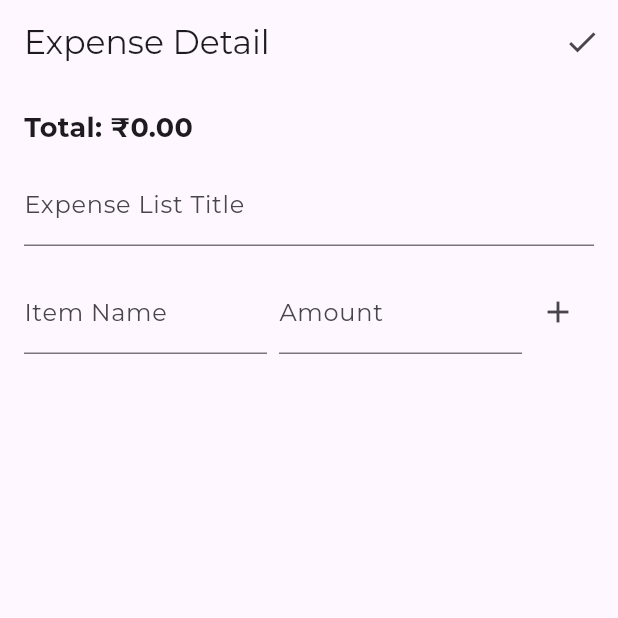
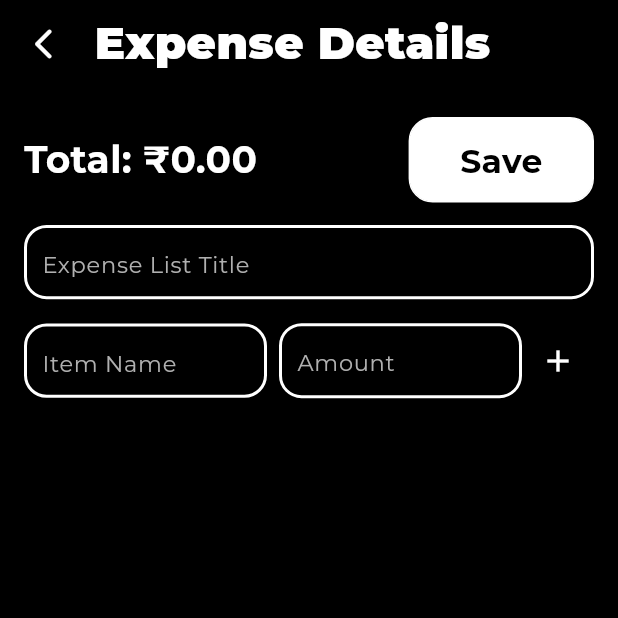
Before and after one commit to sahilsinnarkar/hey_champ, a Flutter app: the ExpenseDetailScreen screen opened by its route, on a phone screen of 412 x 824 dp, the top half of it. Run offline on Flutter 3.47's test engine with Material 3 defaults, Android fonts, the phone set to English and light mode, and no system bars; our stand-ins replace firebase_auth, firebase_core, fl_chart, flutter_colorpicker, flutter_dotenv, flutter_local_notifications and 9 more; accounts and stored records are empty.

Commit message:
UI update

```diff
--- a/lib/common/widgets/my_textfield.dart
+++ b/lib/common/widgets/my_textfield.dart
@@ -1,18 +1,21 @@
 import 'package:flutter/material.dart';
 import '../../core/constants/color_constants.dart';
 
+// ignore: must_be_immutable
 class MyTextField extends StatelessWidget {
   final TextEditingController controller;
   final String hintText;
   final double height;
   final void Function(String)? onSubmitted;
+  TextInputType keyboardType;
 
-  const MyTextField({
+  MyTextField({
     super.key,
     required this.controller,
     required this.hintText,
     this.height = 50,
     this.onSubmitted,
+    this.keyboardType = TextInputType.text,
   });
 
   @override
--- a/lib/features/expenses/presentation/expense_detail_screen.dart
+++ b/lib/features/expenses/presentation/expense_detail_screen.dart
@@ -1,4 +1,8 @@
 import 'package:flutter/material.dart';
+import 'package:hey_champ_app/common/widgets/my_button.dart';
+import 'package:hey_champ_app/common/widgets/my_textfield.dart';
+import 'package:hey_champ_app/common/widgets/screen_name.dart';
+import 'package:hey_champ_app/core/constants/color_constants.dart';
 import 'package:hey_champ_app/features/expenses/application/expenses_controller.dart';
 import 'package:hey_champ_app/features/expenses/application/expenses_model.dart';
 import 'package:provider/provider.dart';
@@ -57,48 +61,73 @@ class _ExpenseDetailScreenState extends State<ExpenseDetailScreen> {
   @override
   Widget build(BuildContext context) {
     final total = _items.fold(0.0, (sum, item) => sum + item.amount);
+    final w = MediaQuery.of(context).size.width;
+    final h = MediaQuery.of(context).size.height;
 
-    return Scaffold(
-      appBar: AppBar(
-        title: const Text('Expense Detail'),
-        actions: [
-          IconButton(icon: const Icon(Icons.check), onPressed: _saveList),
-        ],
-      ),
-      body: Padding(
-        padding: const EdgeInsets.all(16),
+    return SafeArea(
+      child: Scaffold(
+        backgroundColor: AppColors.background,
+        body: Column(
+          children: [
+            ScreenName(name: "Expense Details"),
+            Expanded(
+              child: Padding(
+                padding: const EdgeInsets.only(left: 16, right: 16, bottom: 8),
                 child: Column(
                   crossAxisAlignment: CrossAxisAlignment.start,
                   children: [
+                    Row(
+                      mainAxisAlignment: MainAxisAlignment.spaceBetween,
+                      children: [
                         Text(
                           'Total: ₹${total.toStringAsFixed(2)}',
-              style: const TextStyle(fontSize: 18, fontWeight: FontWeight.bold),
+                          style: const TextStyle(
+                            fontSize: 25,
+                            fontWeight: FontWeight.bold,
+                            color: AppColors.primaryText,
                           ),
-            const SizedBox(height: 10),
-            TextField(
+                        ),
+                        const SizedBox(width: 15),
+                        MyButton(
+                          text: "Save",
+                          onPressed: _saveList,
+                          width: w * 0.3,
+                          height: h * 0.05,
+                        ),
+                      ],
+                    ),
+                    const SizedBox(height: 15),
+                    MyTextField(
                       controller: _titleController,
-              decoration: const InputDecoration(
-                labelText: 'Expense List Title',
-              ),
+                      hintText: "Expense List Title",
+                      height: h * 0.06,
                     ),
                     const SizedBox(height: 16),
                     Row(
                       children: [
                         Expanded(
-                  child: TextField(
+                          child: MyTextField(
                             controller: _nameController,
-                    decoration: const InputDecoration(labelText: 'Item Name'),
+                            hintText: 'Item Name',
+                            height: h * 0.06,
                           ),
                         ),
                         const SizedBox(width: 8),
                         Expanded(
-                  child: TextField(
+                          child: MyTextField(
                             controller: _amountController,
                             keyboardType: TextInputType.number,
-                    decoration: const InputDecoration(labelText: 'Amount'),
+                            hintText: "Amount",
                           ),
                         ),
-                IconButton(icon: const Icon(Icons.add), onPressed: _addItem),
+                        IconButton(
+                          color: AppColors.primaryText,
+                          icon: const Icon(
+                            Icons.add,
+                            // color: AppColors.background,
+                          ),
+                          onPressed: _addItem,
+                        ),
                       ],
                     ),
                     const SizedBox(height: 20),
@@ -108,10 +137,26 @@ class _ExpenseDetailScreenState extends State<ExpenseDetailScreen> {
                         itemBuilder: (context, index) {
                           final item = _items[index];
                           return ListTile(
-                    title: Text(item.name),
-                    trailing: Text('₹${item.amount.toStringAsFixed(2)}'),
+                            title: Text(
+                              item.name,
+                              style: const TextStyle(
+                                color: AppColors.primaryText,
+                                fontSize: 18,
+                              ),
+                            ),
+                            trailing: Text(
+                              '₹${item.amount.toStringAsFixed(2)}',
+                              style: const TextStyle(
+                                color: AppColors.primaryText,
+                                fontSize: 16,
+                              ),
+                            ),
                           );
                         },
+                      ),
+                    ),
+                  ],
+                ),
               ),
             ),
           ],
--- a/lib/routes/app_routes.dart
+++ b/lib/routes/app_routes.dart
@@ -82,8 +82,8 @@ final router = GoRouter(
       path: '/subject-detail-screen',
       name: 'subject-detail-screen',
       builder: (context, state) {
-        final subject = state.extra as Subject; // ✅ Cast safely
-        return SubjectDetailScreen(subject: subject); // ✅ Pass it to screen
+        final subject = state.extra as Subject;
+        return SubjectDetailScreen(subject: subject);
       },
     ),
     GoRoute(
```
Also changed, not shown: lib/features/expenses/presentation/expenses_list_screen.dart (+54 -15 lines), pubspec.lock. Lines whose indentation alone changed are shown as unchanged.
